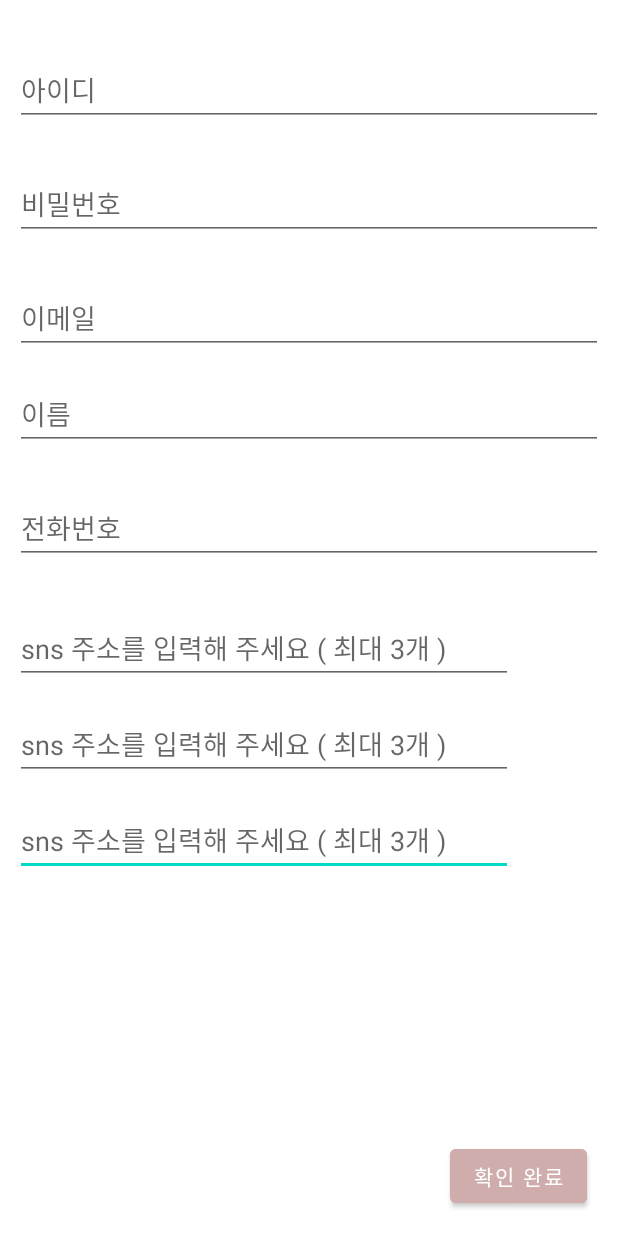
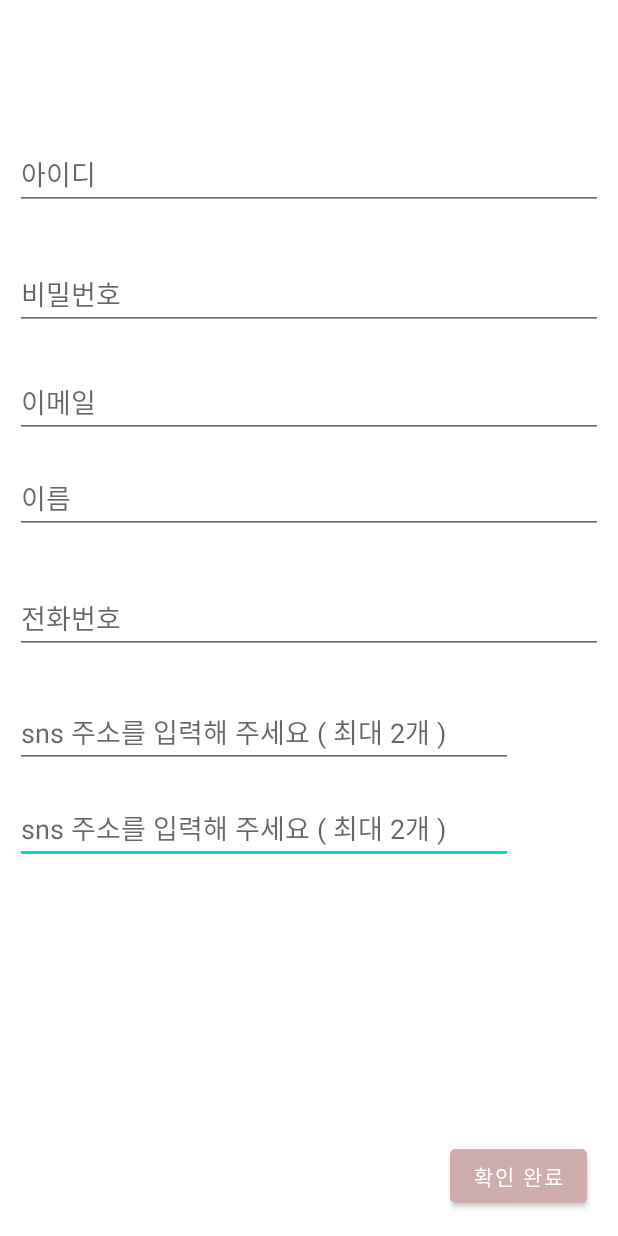
Before and after one commit to han-seo/MyApplication10, an Android app: the Join screen opened directly, with no data from a screen before it, on a phone screen of 412 x 824 dp. Run offline under Robolectric (Android 15) with nearby library versions, the phone set to English and light mode, and no system bars.

Commit message:
//key_name

```diff
--- a/app/src/main/AndroidManifest.xml
+++ b/app/src/main/AndroidManifest.xml
@@ -22,8 +22,8 @@
             </intent-filter>
         </activity>
         <activity android:name=".Login"/>
-        <activity android:name=".IdpwSearch"/>
-        <activity android:name=".Join"/>
+       <activity android:name=".IdpwSearch"/>
+       <activity android:name=".Join"/>
     </application>
 
 </manifest>
--- a/app/src/main/java/com/example/myapplication/Join.kt
+++ b/app/src/main/java/com/example/myapplication/Join.kt
@@ -8,6 +8,7 @@ class Join : AppCompatActivity() {
 
     lateinit var Button5 : Button
 
+
     override fun onCreate(savedInstanceState: Bundle?) {
         super.onCreate(savedInstanceState)
         setContentView(R.layout.activity_join)
@@ -15,7 +16,8 @@ class Join : AppCompatActivity() {
         Button5 = findViewById<Button>(R.id.btn_confirm)
 
         Button5.setOnClickListener {
-            val intent = Intent(this, Login::class.java)
+          val intent = Intent(this, Login::class.java )
+
             startActivity(intent)
         }
 
--- a/app/src/main/java/com/example/myapplication/MainActivity.kt
+++ b/app/src/main/java/com/example/myapplication/MainActivity.kt
@@ -11,21 +11,31 @@ class MainActivity : AppCompatActivity() {
     lateinit var Btn_Go : Button
     lateinit var Btn_shift : Button
 
+    private fun saveData(name:String, sns :String) {
+    val pref = this.getPreferences(0)
+      val editor=pref.edit()
+      editor.putString("KEY_NAME",name)
+               .putString("KEY_SNS",sns)
+              .apply()
+    }
+
    override fun onCreate(savedInstanceState: Bundle?) {
         super.onCreate(savedInstanceState)
         setContentView(R.layout.activity_main)
 
-        //잘되는지 테스트-->안됨..
+
        Btn_Go = findViewById(R.id.Btn_Go)
        Btn_Go.setOnClickListener{
            var intent = Intent(this, category::class.java)
            startActivity(intent)
        }
 
-/*       Btn_shift = findViewById(R.id.Btn_Go)
        Btn_shift.setOnClickListener{
-           var intent = Intent(this, Login::class.java)
-           startActivity(intent)
-       }*/
+           val intent = Intent(this, Login::class.java)
+
+           startActivity(intent) }
     }
+
+
+
 }
--- a/app/src/main/res/layout/activity_join.xml
+++ b/app/src/main/res/layout/activity_join.xml
@@ -7,17 +7,47 @@
     android:layout_height="match_parent">
 
     <EditText
-        android:id="@+id/editTextTextPersonName4"
+        android:id="@+id/editTextTextPersonName2"
         android:layout_width="0dp"
         android:layout_height="wrap_content"
         android:layout_marginStart="10dp"
-        android:layout_marginTop="160dp"
+        android:layout_marginTop="92dp"
         android:layout_marginEnd="70dp"
         android:ems="10"
-        android:hint="sns 주소를 입력해 주세요 ( 최대 3개 )"
+        android:hint="sns 주소를 입력해 주세요 ( 최대 2개 )"
         android:inputType="textPersonName"
         app:layout_constraintEnd_toEndOf="parent"
+        app:layout_constraintHorizontal_bias="1.0"
+        app:layout_constraintStart_toStartOf="parent"
+        app:layout_constraintTop_toBottomOf="@+id/editTextPhone" />
+
+    <EditText
+        android:id="@+id/editTextPhone"
+        android:layout_width="0dp"
+        android:layout_height="wrap_content"
+        android:layout_marginStart="10dp"
+        android:layout_marginTop="32dp"
+        android:layout_marginEnd="10dp"
+        android:ems="10"
+        android:hint="전화번호"
+        android:inputType="phone"
+        app:layout_constraintEnd_toEndOf="parent"
         app:layout_constraintHorizontal_bias="0.0"
+        app:layout_constraintStart_toStartOf="parent"
+        app:layout_constraintTop_toBottomOf="@+id/editTextTextPersonName7" />
+
+    <EditText
+        android:id="@+id/editTextTextPersonName8"
+        android:layout_width="0dp"
+        android:layout_height="wrap_content"
+        android:layout_marginStart="10dp"
+        android:layout_marginTop="28dp"
+        android:layout_marginEnd="70dp"
+        android:ems="10"
+        android:hint="sns 주소를 입력해 주세요 ( 최대 2개 )"
+        android:inputType="textPersonName"
+        app:layout_constraintEnd_toEndOf="parent"
+        app:layout_constraintHorizontal_bias="1.0"
         app:layout_constraintStart_toStartOf="parent"
         app:layout_constraintTop_toBottomOf="@+id/editTextPhone" />
 
@@ -26,22 +56,37 @@
         android:layout_width="0dp"
         android:layout_height="wrap_content"
         android:layout_marginStart="10dp"
-        android:layout_marginTop="252dp"
+        android:layout_marginTop="308dp"
         android:layout_marginEnd="10dp"
         android:ems="10"
         android:hint="이름"
         android:inputType="textPersonName"
         app:layout_constraintEnd_toEndOf="parent"
-        app:layout_constraintHorizontal_bias="1.0"
+        app:layout_constraintHorizontal_bias="0.0"
         app:layout_constraintStart_toStartOf="parent"
         app:layout_constraintTop_toTopOf="parent" />
+
+    <EditText
+        android:id="@+id/editTextTextEmailAddress"
+        android:layout_width="0dp"
+        android:layout_height="wrap_content"
+        android:layout_marginStart="10dp"
+        android:layout_marginTop="24dp"
+        android:layout_marginEnd="10dp"
+        android:ems="10"
+        android:hint="이메일"
+        android:inputType="textEmailAddress"
+        app:layout_constraintEnd_toEndOf="parent"
+        app:layout_constraintHorizontal_bias="0.0"
+        app:layout_constraintStart_toStartOf="parent"
+        app:layout_constraintTop_toBottomOf="@+id/editTextTextPassword3" />
 
     <EditText
         android:id="@+id/editTextTextPersonName3"
         android:layout_width="0dp"
         android:layout_height="wrap_content"
         android:layout_marginStart="10dp"
-        android:layout_marginTop="36dp"
+        android:layout_marginTop="92dp"
         android:layout_marginEnd="10dp"
         android:ems="10"
         android:hint="아이디"
@@ -56,75 +101,15 @@
         android:layout_width="0dp"
         android:layout_height="wrap_content"
         android:layout_marginStart="10dp"
-        android:layout_marginTop="28dp"
+        android:layout_marginTop="32dp"
         android:layout_marginEnd="10dp"
         android:ems="10"
         android:hint="비밀번호"
         android:inputType="textPassword"
         app:layout_constraintEnd_toEndOf="parent"
-        app:layout_constraintHorizontal_bias="0.049"
+        app:layout_constraintHorizontal_bias="0.0"
         app:layout_constraintStart_toStartOf="parent"
         app:layout_constraintTop_toBottomOf="@+id/editTextTextPersonName3" />
-
-    <EditText
-        android:id="@+id/editTextTextEmailAddress"
-        android:layout_width="0dp"
-        android:layout_height="wrap_content"
-        android:layout_marginStart="10dp"
-        android:layout_marginTop="28dp"
-        android:layout_marginEnd="10dp"
-        android:ems="10"
-        android:hint="이메일"
-        android:inputType="textEmailAddress"
-        app:layout_constraintEnd_toEndOf="parent"
-        app:layout_constraintHorizontal_bias="0.0"
-        app:layout_constraintStart_toStartOf="parent"
-        app:layout_constraintTop_toBottomOf="@+id/editTextTextPassword3" />
-
-    <EditText
-        android:id="@+id/editTextPhone"
-        android:layout_width="0dp"
-        android:layout_height="wrap_content"
-        android:layout_marginStart="10dp"
-        android:layout_marginTop="28dp"
-        android:layout_marginEnd="10dp"
-        android:ems="10"
-        android:hint="전화번호"
-        android:inputType="phone"
-        app:layout_constraintEnd_toEndOf="parent"
-        app:layout_constraintHorizontal_bias="0.0"
-        app:layout_constraintStart_toStartOf="parent"
-        app:layout_constraintTop_toBottomOf="@+id/editTextTextPersonName7" />
-
-    <EditText
-        android:id="@+id/editTextTextPersonName8"
-        android:layout_width="0dp"
-        android:layout_height="wrap_content"
-        android:layout_marginStart="10dp"
-        android:layout_marginTop="32dp"
-        android:layout_marginEnd="70dp"
-        android:ems="10"
-        android:hint="sns 주소를 입력해 주세요 ( 최대 3개 )"
-        android:inputType="textPersonName"
-        app:layout_constraintEnd_toEndOf="parent"
-        app:layout_constraintHorizontal_bias="0.0"
-        app:layout_constraintStart_toStartOf="parent"
-        app:layout_constraintTop_toBottomOf="@+id/editTextPhone" />
-
-    <EditText
-        android:id="@+id/editTextTextPersonName2"
-        android:layout_width="0dp"
-        android:layout_height="wrap_content"
-        android:layout_marginStart="10dp"
-        android:layout_marginTop="96dp"
-        android:layout_marginEnd="70dp"
-        android:ems="10"
-        android:hint="sns 주소를 입력해 주세요 ( 최대 3개 )"
-        android:inputType="textPersonName"
-        app:layout_constraintEnd_toEndOf="parent"
-        app:layout_constraintHorizontal_bias="0.0"
-        app:layout_constraintStart_toStartOf="parent"
-        app:layout_constraintTop_toBottomOf="@+id/editTextPhone" />
 
     <Button
         android:id="@+id/btn_confirm"
@@ -137,4 +122,10 @@
         app:layout_constraintBottom_toBottomOf="parent"
         app:layout_constraintStart_toStartOf="parent" />
 
+    <RadioGroup
+        android:layout_width="wrap_content"
+        android:layout_height="wrap_content"
+        tools:layout_editor_absoluteX="46dp"
+        tools:layout_editor_absoluteY="41dp" />
+
 </androidx.constraintlayout.widget.ConstraintLayout>
```
